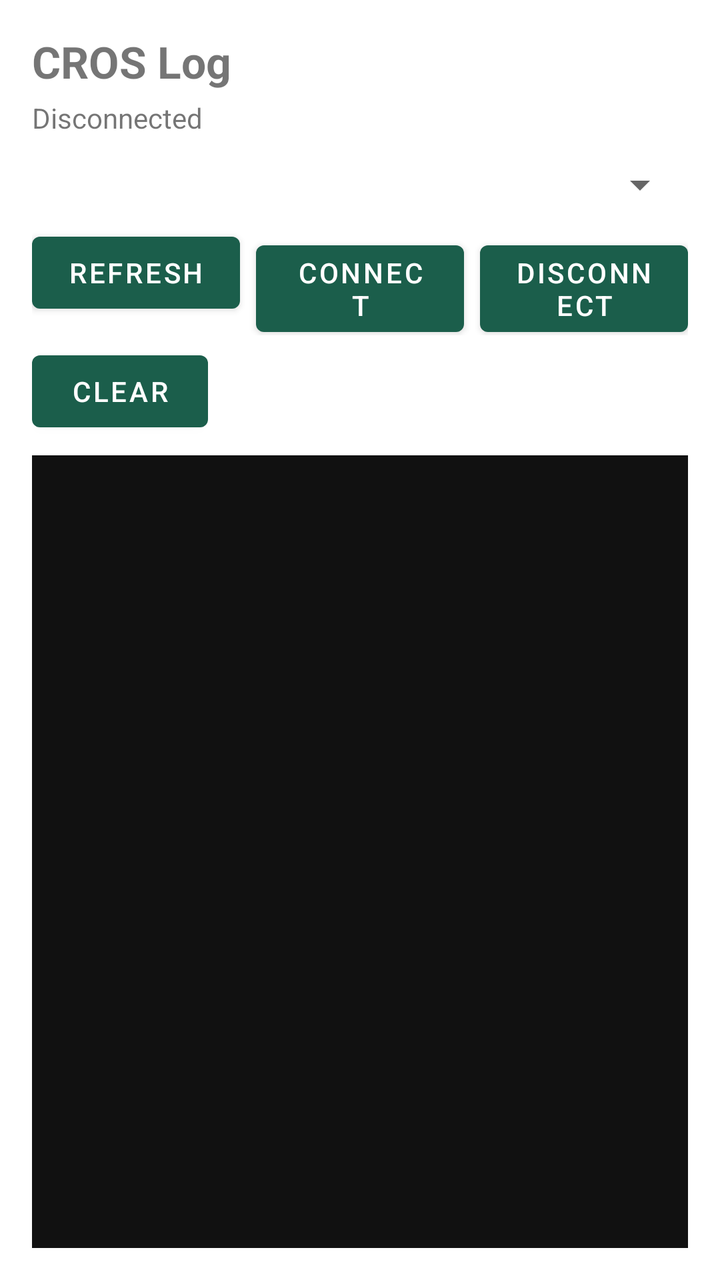
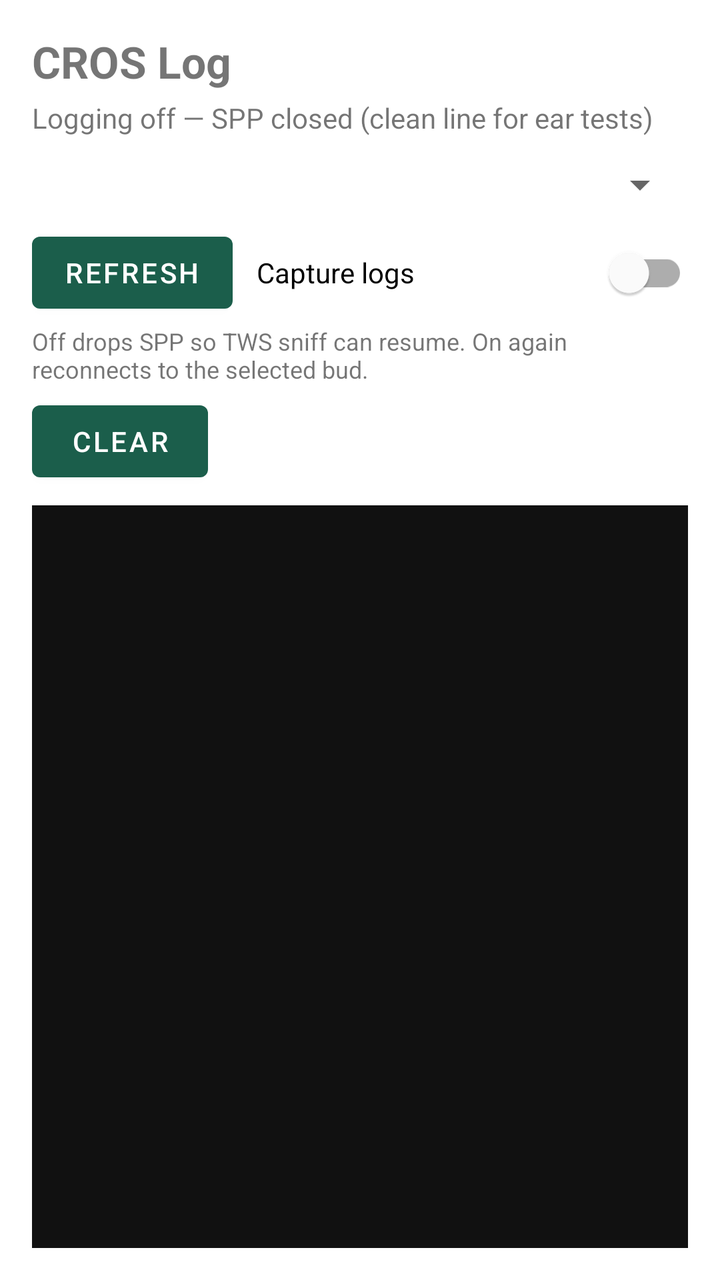

Before-and-after screenshots of an Android layout around one commit, followed by the original layout XML and the change that was made.
<!-- AndroidManifest.xml: application theme Theme.CrosLog -->
<!-- res/layout/activity_main.xml -->
<?xml version="1.0" encoding="utf-8"?>
<androidx.constraintlayout.widget.ConstraintLayout xmlns:android="http://schemas.android.com/apk/res/android"
    xmlns:app="http://schemas.android.com/apk/res-auto"
    android:layout_width="match_parent"
    android:layout_height="match_parent"
    android:padding="16dp">

    <TextView
        android:id="@+id/titleText"
        android:layout_width="0dp"
        android:layout_height="wrap_content"
        android:text="@string/app_name"
        android:textSize="22sp"
        android:textStyle="bold"
        app:layout_constraintEnd_toEndOf="parent"
        app:layout_constraintStart_toStartOf="parent"
        app:layout_constraintTop_toTopOf="parent" />

    <TextView
        android:id="@+id/statusText"
        android:layout_width="0dp"
        android:layout_height="wrap_content"
        android:layout_marginTop="4dp"
        android:text="@string/status_idle"
        app:layout_constraintEnd_toEndOf="parent"
        app:layout_constraintStart_toStartOf="parent"
        app:layout_constraintTop_toBottomOf="@id/titleText" />

    <Spinner
        android:id="@+id/deviceSpinner"
        android:layout_width="0dp"
        android:layout_height="wrap_content"
        android:layout_marginTop="12dp"
        app:layout_constraintEnd_toEndOf="parent"
        app:layout_constraintStart_toStartOf="parent"
        app:layout_constraintTop_toBottomOf="@id/statusText" />

    <LinearLayout
        android:id="@+id/buttonRow"
        android:layout_width="0dp"
        android:layout_height="wrap_content"
        android:layout_marginTop="8dp"
        android:orientation="horizontal"
        app:layout_constraintEnd_toEndOf="parent"
        app:layout_constraintStart_toStartOf="parent"
        app:layout_constraintTop_toBottomOf="@id/deviceSpinner">

        <Button
            android:id="@+id/refreshButton"
            android:layout_width="0dp"
            android:layout_height="wrap_content"
            android:layout_weight="1"
            android:text="@string/refresh" />

        <Button
            android:id="@+id/connectButton"
            android:layout_width="0dp"
            android:layout_height="wrap_content"
            android:layout_marginStart="8dp"
            android:layout_weight="1"
            android:text="@string/connect" />

        <Button
            android:id="@+id/disconnectButton"
            android:layout_width="0dp"
            android:layout_height="wrap_content"
            android:layout_marginStart="8dp"
            android:layout_weight="1"
            android:text="@string/disconnect" />
    </LinearLayout>

    <Button
        android:id="@+id/clearButton"
        android:layout_width="wrap_content"
        android:layout_height="wrap_content"
        android:layout_marginTop="4dp"
        android:text="@string/clear"
        app:layout_constraintStart_toStartOf="parent"
        app:layout_constraintTop_toBottomOf="@id/buttonRow" />

    <ScrollView
        android:id="@+id/logScroll"
        android:layout_width="0dp"
        android:layout_height="0dp"
        android:layout_marginTop="8dp"
        android:background="#111111"
        android:fillViewport="true"
        android:padding="8dp"
        app:layout_constraintBottom_toBottomOf="parent"
        app:layout_constraintEnd_toEndOf="parent"
        app:layout_constraintStart_toStartOf="parent"
        app:layout_constraintTop_toBottomOf="@id/clearButton">

        <TextView
            android:id="@+id/logView"
            android:layout_width="match_parent"
            android:layout_height="wrap_content"
            android:fontFamily="monospace"
            android:textColor="#B8F0C8"
            android:textIsSelectable="true"
            android:textSize="12sp" />
    </ScrollView>
</androidx.constraintlayout.widget.ConstraintLayout>
<!-- resources referenced by this layout -->
<resources>
  <string name="app_name">CROS Log</string>
  <string name="clear">Clear</string>
  <string name="connect">Connect</string>
  <string name="disconnect">Disconnect</string>
  <string name="refresh">Refresh</string>
  <string name="status_idle">Disconnected</string>
  <style name="Theme.CrosLog" parent="Theme.MaterialComponents.DayNight.DarkActionBar">
          <item name="colorPrimary">#1B5E4B</item>
          <item name="colorPrimaryVariant">#0F3D31</item>
          <item name="colorOnPrimary">#FFFFFF</item>
          <item name="colorSecondary">#C4A35A</item>
          <item name="android:statusBarColor">#0F3D31</item>
      </style>
</resources>

<!-- the commit's change to res/layout/activity_main.xml (unified diff, before → after) -->
@@ -36,10 +36,11 @@
         app:layout_constraintTop_toBottomOf="@id/statusText" />
 
     <LinearLayout
-        android:id="@+id/buttonRow"
+        android:id="@+id/controlRow"
         android:layout_width="0dp"
         android:layout_height="wrap_content"
         android:layout_marginTop="8dp"
+        android:gravity="center_vertical"
         android:orientation="horizontal"
         app:layout_constraintEnd_toEndOf="parent"
         app:layout_constraintStart_toStartOf="parent"
@@ -47,27 +48,30 @@
 
         <Button
             android:id="@+id/refreshButton"
+            android:layout_width="wrap_content"
+            android:layout_height="wrap_content"
+            android:text="@string/refresh" />
+
+        <com.google.android.material.switchmaterial.SwitchMaterial
+            android:id="@+id/loggingSwitch"
             android:layout_width="0dp"
             android:layout_height="wrap_content"
+            android:layout_marginStart="12dp"
             android:layout_weight="1"
-            android:text="@string/refresh" />
+            android:checked="false"
+            android:text="@string/logging_toggle" />
+    </LinearLayout>
 
-        <Button
-            android:id="@+id/connectButton"
-            android:layout_width="0dp"
-            android:layout_height="wrap_content"
-            android:layout_marginStart="8dp"
-            android:layout_weight="1"
-            android:text="@string/connect" />
-
-        <Button
-            android:id="@+id/disconnectButton"
-            android:layout_width="0dp"
-            android:layout_height="wrap_content"
-            android:layout_marginStart="8dp"
-            android:layout_weight="1"
-            android:text="@string/disconnect" />
-    </LinearLayout>
+    <TextView
+        android:id="@+id/loggingHint"
+        android:layout_width="0dp"
+        android:layout_height="wrap_content"
+        android:layout_marginTop="2dp"
+        android:text="@string/logging_hint"
+        android:textSize="12sp"
+        app:layout_constraintEnd_toEndOf="parent"
+        app:layout_constraintStart_toStartOf="parent"
+        app:layout_constraintTop_toBottomOf="@id/controlRow" />
 
     <Button
         android:id="@+id/clearButton"
@@ -76,7 +80,7 @@
         android:layout_marginTop="4dp"
         android:text="@string/clear"
         app:layout_constraintStart_toStartOf="parent"
-        app:layout_constraintTop_toBottomOf="@id/buttonRow" />
+        app:layout_constraintTop_toBottomOf="@id/loggingHint" />
 
     <ScrollView
         android:id="@+id/logScroll"
<!-- resource entries referenced after the edit -->
@@ -2,10 +2,10 @@
 <resources>
   <string name="app_name">CROS Log</string>
   <string name="clear">Clear</string>
-  <string name="connect">Connect</string>
-  <string name="disconnect">Disconnect</string>
+  <string name="logging_hint">Off drops SPP so TWS sniff can resume. On again reconnects to the selected bud.</string>
+  <string name="logging_toggle">Capture logs</string>
   <string name="refresh">Refresh</string>
-  <string name="status_idle">Disconnected</string>
+  <string name="status_idle">Logging off — SPP closed (clean line for ear tests)</string>
   <style name="Theme.CrosLog" parent="Theme.MaterialComponents.DayNight.DarkActionBar">
           <item name="colorPrimary">#1B5E4B</item>
           <item name="colorPrimaryVariant">#0F3D31</item>
